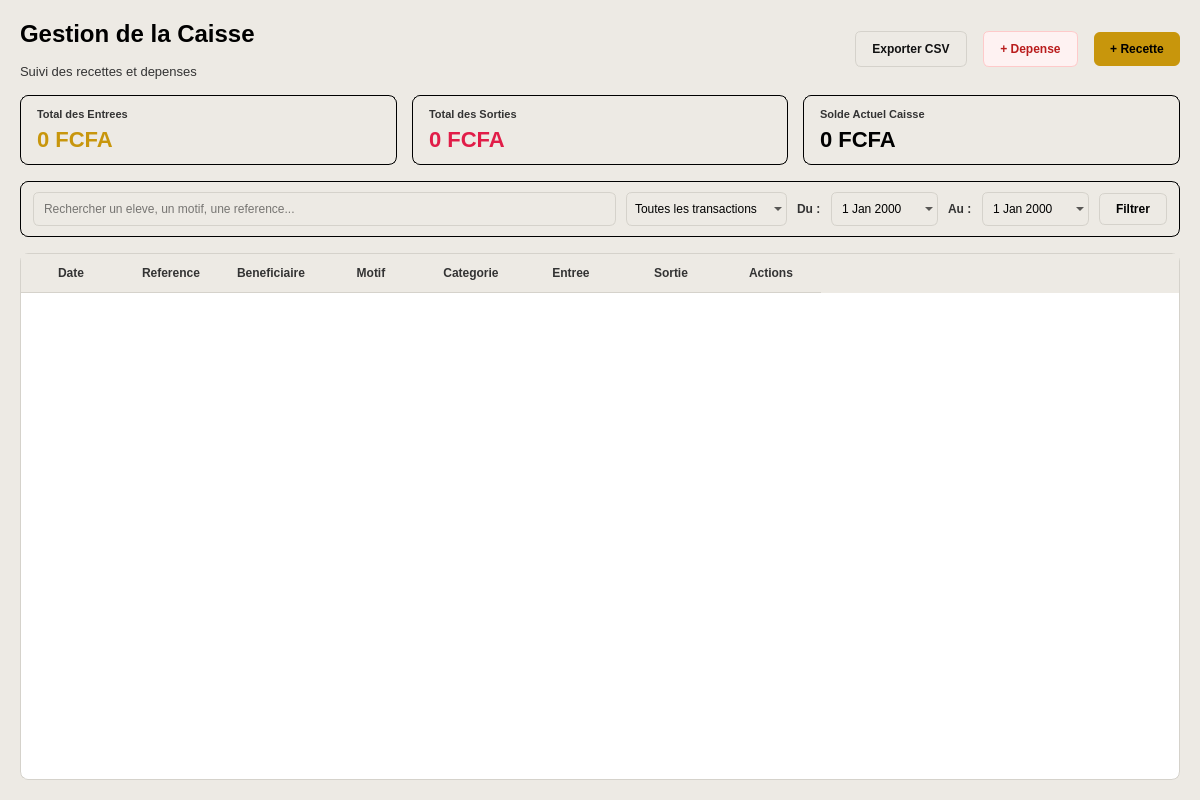
Old version of the form ui/ui_files/caisse/caisse.ui in the repository laudesmassamba1-ai/Logiciel-de-gestion-scolaire.
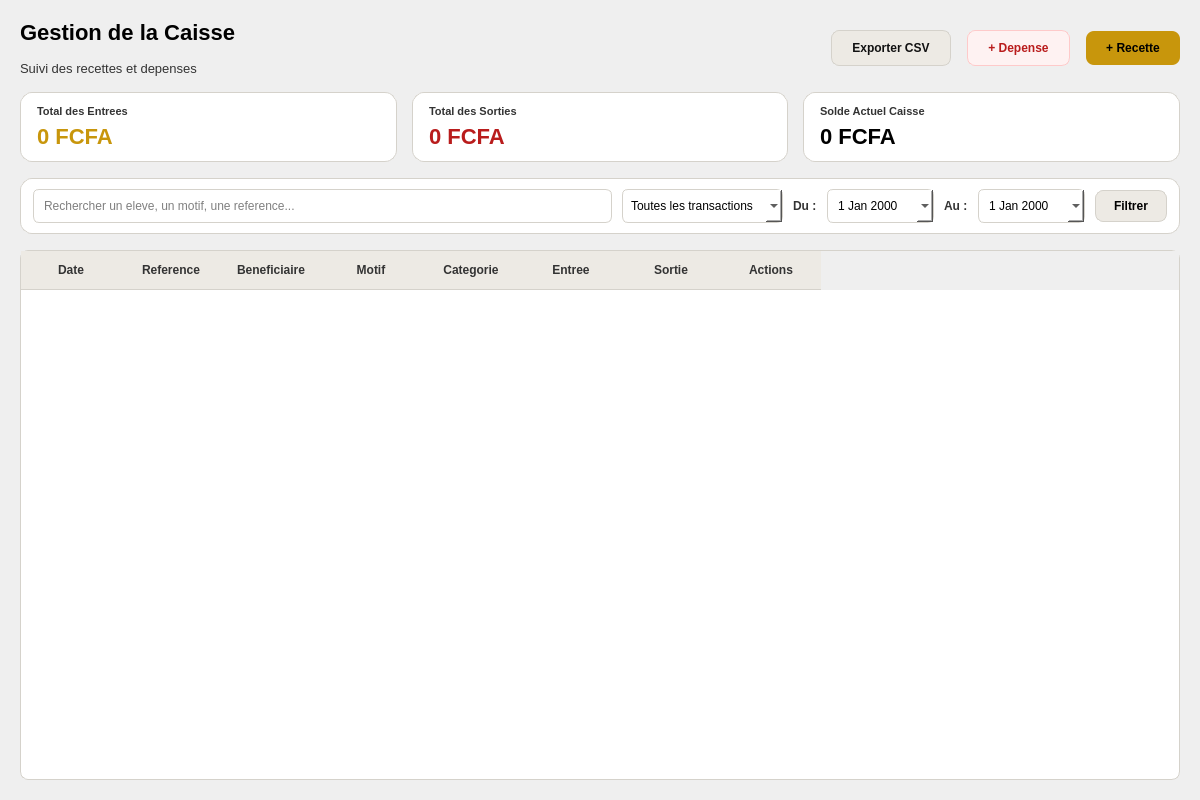
New version of the form.

The edit to the form file:
```diff
--- a/ui/ui_files/caisse/caisse.ui
+++ b/ui/ui_files/caisse/caisse.ui
@@ -14,7 +14,7 @@
    <string>Gestion de la Caisse</string>
   </property>
   <property name="styleSheet">
-   <string>background-color: #EDEAE4; font-family: 'Segoe UI', sans-serif;</string>
+   <string>font-family: 'Segoe UI', sans-serif;</string>
   </property>
   <layout class="QVBoxLayout" name="mainLayout">
    <property name="spacing">
@@ -39,7 +39,7 @@
        <item>
         <widget class="QLabel" name="lbl_page_title">
          <property name="styleSheet">
-          <string>color: #000000; font-size: 24px; font-weight: bold;</string>
+          <string>color: #000000; font-size: 22px; font-weight: bold;</string>
          </property>
          <property name="text">
           <string>Gestion de la Caisse</string>
@@ -77,7 +77,7 @@
         <cursorShape>PointingHandCursor</cursorShape>
        </property>
        <property name="styleSheet">
-        <string>background-color: #EDEAE4; color: #111111; border: 1px solid #D5D2CB; border-radius: 6px; padding: 10px 16px; font-weight: bold;</string>
+        <string>background-color: #EDEAE4; color: #111111; border: 1px solid #D5D2CB; border-radius: 8px; padding: 10px 20px; font-weight: bold;</string>
        </property>
        <property name="text">
         <string>Exporter CSV</string>
@@ -90,7 +90,7 @@
         <cursorShape>PointingHandCursor</cursorShape>
        </property>
        <property name="styleSheet">
-        <string>background-color: #FEF2F2; color: #B91C1C; border: 1px solid #FECACA; border-radius: 6px; padding: 10px 16px; font-weight: bold;</string>
+        <string>background-color: #FEF2F2; color: #B91C1C; border: 1px solid #FECACA; border-radius: 8px; padding: 10px 20px; font-weight: bold;</string>
        </property>
        <property name="text">
         <string>+ Depense</string>
@@ -103,7 +103,7 @@
         <cursorShape>PointingHandCursor</cursorShape>
        </property>
        <property name="styleSheet">
-        <string>background-color: #C8960C; color: #000000; border: none; border-radius: 6px; padding: 10px 16px; font-weight: bold;</string>
+        <string>background-color: #C8960C; color: #000000; border: none; border-radius: 8px; padding: 10px 20px; font-weight: bold;</string>
        </property>
        <property name="text">
         <string>+ Recette</string>
@@ -120,7 +120,7 @@
      <item>
       <widget class="QFrame" name="card_incomes">
        <property name="styleSheet">
-        <string>background-color: transparent; color: #000000; border: 1px solid #000000; border-radius: 8px;</string>
+        <string>background-color: #FFFFFF; color: #000000; border: 1px solid #D5D2CB; border-radius: 12px;</string>
        </property>
        <layout class="QVBoxLayout" name="vbox_kpi1">
         <property name="leftMargin">
@@ -161,7 +161,7 @@
      <item>
       <widget class="QFrame" name="card_expenses">
        <property name="styleSheet">
-        <string>background-color: transparent; color: #000000; border: 1px solid #000000; border-radius: 8px;</string>
+        <string>background-color: #FFFFFF; color: #000000; border: 1px solid #D5D2CB; border-radius: 12px;</string>
        </property>
        <layout class="QVBoxLayout" name="vbox_kpi2">
         <property name="leftMargin">
@@ -189,7 +189,7 @@
         <item>
          <widget class="QLabel" name="val_total_expenses">
           <property name="styleSheet">
-           <string>color: #e11d48; font-size: 22px; font-weight: bold; border: none;</string>
+           <string>color: #B91C1C; font-size: 22px; font-weight: bold; border: none;</string>
           </property>
           <property name="text">
            <string>0 FCFA</string>
@@ -202,7 +202,7 @@
      <item>
       <widget class="QFrame" name="card_balance">
        <property name="styleSheet">
-        <string>background-color: transparent; color: #000000; border: 1px solid #000000; border-radius: 8px;</string>
+        <string>background-color: #FFFFFF; color: #000000; border: 1px solid #D5D2CB; border-radius: 12px;</string>
        </property>
        <layout class="QVBoxLayout" name="vbox_kpi3">
         <property name="leftMargin">
@@ -245,7 +245,7 @@
    <item>
     <widget class="QFrame" name="filterFrame">
      <property name="styleSheet">
-      <string>background-color: transparent; color: #000000; border: 1px solid #000000; border-radius: 8px;</string>
+      <string>background-color: #FFFFFF; color: #000000; border: 1px solid #D5D2CB; border-radius: 12px;</string>
      </property>
      <layout class="QHBoxLayout" name="filterLayout">
       <property name="leftMargin">
@@ -338,7 +338,7 @@
       <item>
        <widget class="QPushButton" name="btn_apply_filter">
         <property name="styleSheet">
-         <string>background-color: #EDEAE4; color: #000000; border: 1px solid #D5D2CB; border-radius: 6px; padding: 8px 16px; font-weight: bold;</string>
+         <string>background-color: #EDEAE4; color: #000000; border: 1px solid #D5D2CB; border-radius: 8px; padding: 8px 18px; font-weight: bold;</string>
         </property>
         <property name="text">
          <string>Filtrer</string>
```
